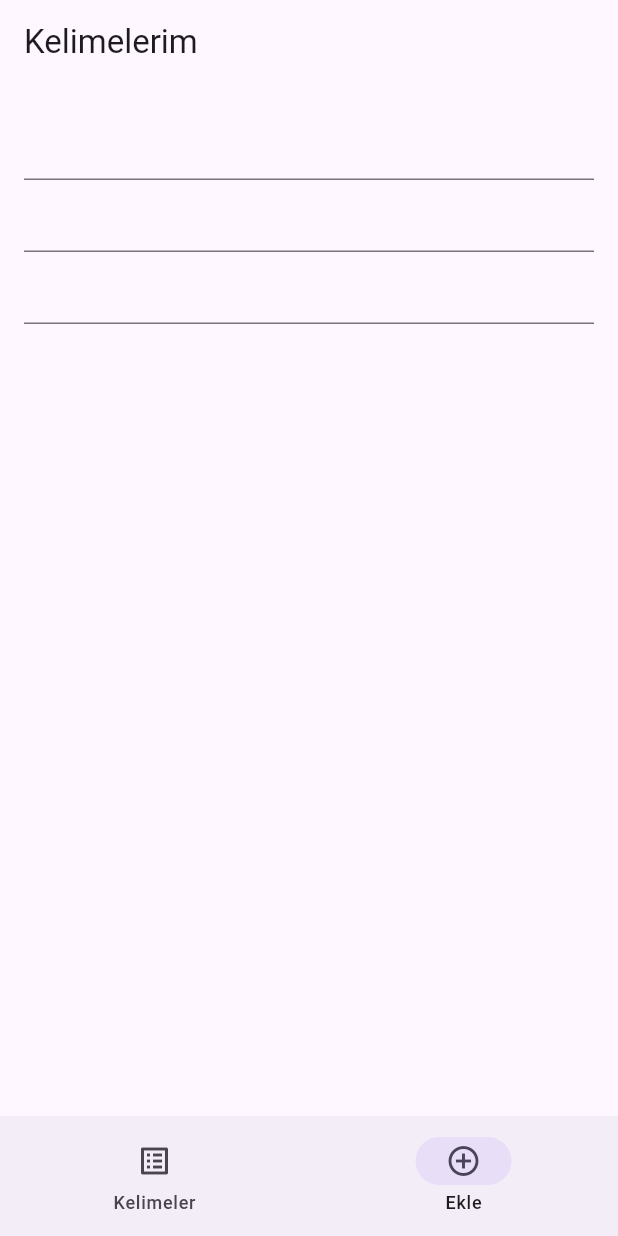
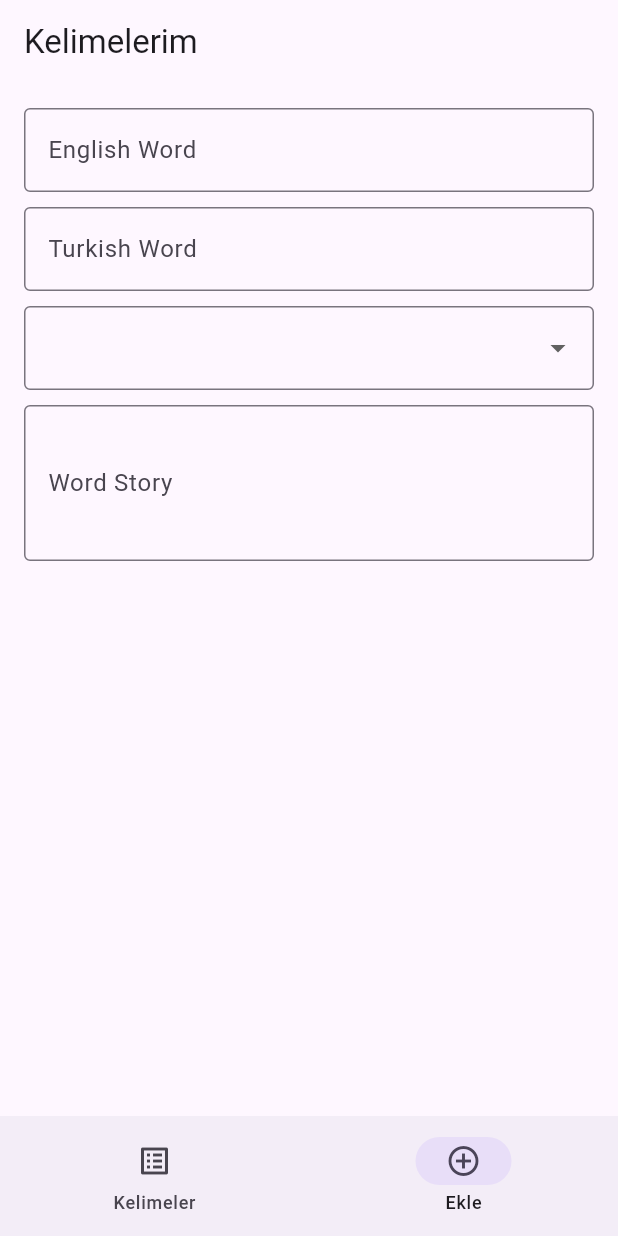
Before and after one commit to pamiracar/btkAkademi_flutter_wordApp, a Flutter app: the screen it shows after launch, item 2 of the bottom bar chosen, on a phone screen of 412 x 824 dp. Run offline on Flutter 3.47's test engine with Material 3 defaults, Android fonts, the phone set to English and light mode, and no system bars; our stand-ins replace isar; accounts and stored records are empty; generated files the repository leaves out were written again.

Commit message:
TextFields and DropdownMenu were created.

```diff
--- a/lib/pages/add_word.dart
+++ b/lib/pages/add_word.dart
@@ -8,13 +8,21 @@ class AddWordScreen extends StatefulWidget {
 }
 
 class _AddWordScreenState extends State<AddWordScreen> {
-
   final _formKey = GlobalKey<FormState>();
   final _englishController = TextEditingController();
   final _turkishController = TextEditingController();
   final _storyController = TextEditingController();
   String _selectedWordType = "Noun";
   bool isLearned = false;
+
+  List<String> wordType = [
+    "Noun",
+    "Adjective",
+    "Verv",
+    "Adverb",
+    "Phrasal Verb",
+    "Idiom",
+  ];
 
   @override
   void dispose() {
@@ -31,9 +39,46 @@ class _AddWordScreenState extends State<AddWordScreen> {
       child: Form(
         child: ListView(
           children: [
-            TextFormField(),
-            TextFormField(),
-            TextFormField(),
+            TextFormField(
+              controller: _englishController,
+              decoration: InputDecoration(
+                labelText: "English Word",
+                border: OutlineInputBorder(),
+              ),
+            ),
+            SizedBox(height: 10),
+            TextFormField(
+              controller: _turkishController,
+              decoration: InputDecoration(
+                labelText: "Turkish Word",
+                border: OutlineInputBorder(),
+              ),
+            ),
+            SizedBox(height: 10),
+            DropdownButtonFormField<String>(
+              decoration: InputDecoration(
+                border: OutlineInputBorder()
+              ),
+              items: wordType.map((e) {
+                return DropdownMenuItem<String>(
+                  value: e,
+                  child: Text(e),
+                );
+              }).toList(),
+              onChanged: (value) {
+                setState(() {
+                  _selectedWordType = value!;
+                });
+              },
+            ),SizedBox(height: 10,),
+            TextFormField(
+              controller: _storyController,
+              decoration: InputDecoration(
+                labelText: "Word Story",
+                border: OutlineInputBorder(),
+              ),
+              maxLines: 3,
+            ),
           ],
         ),
       ),
```
